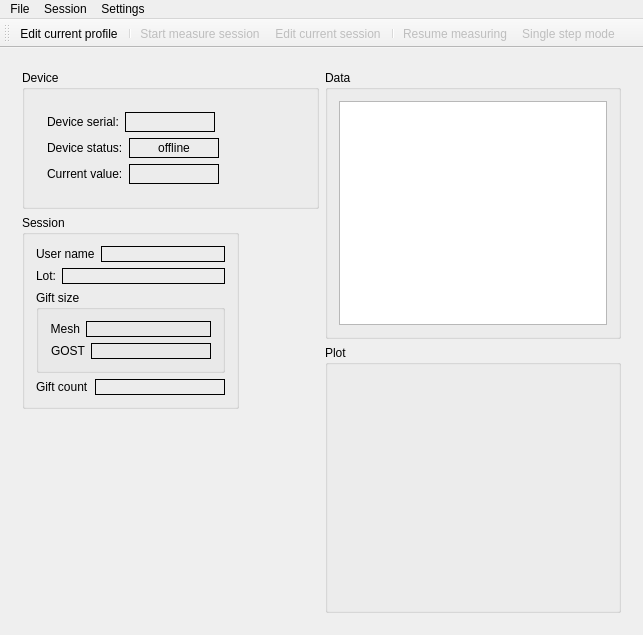
Qt form dda_ctrl/experimenter/measurewindow.ui (olegyurchenko/dda-control) before a commit.
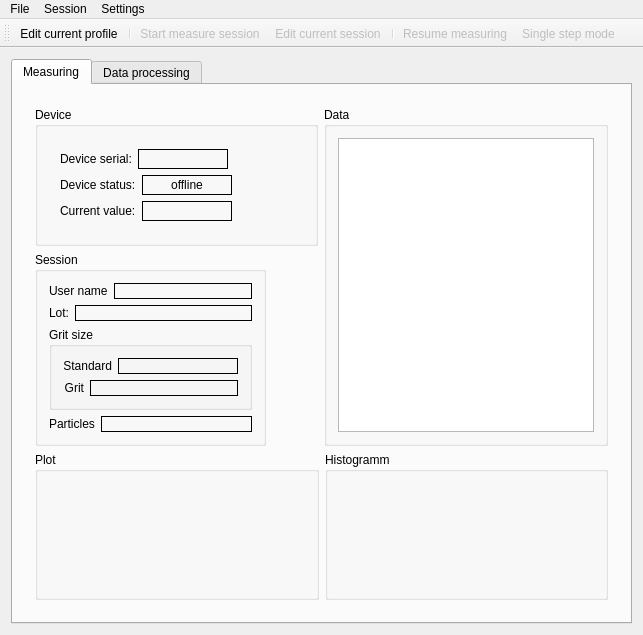
The same form after that commit. The open tabs and pages were chosen to show the change. Icons and pictures are not drawn. Custom widgets are drawn as their Qt base class.

Diff of the .ui file:
```diff
--- a/dda_ctrl/experimenter/measurewindow.ui
+++ b/dda_ctrl/experimenter/measurewindow.ui
@@ -14,7 +14,17 @@
    <string>DDA control system</string>
   </property>
   <widget class="QWidget" name="centralWidget">
-   <layout class="QVBoxLayout" name="verticalLayout_3">
+   <layout class="QVBoxLayout" name="verticalLayout">
+    <item>
+     <widget class="QTabWidget" name="tabWidget">
+      <property name="currentIndex">
+       <number>0</number>
+      </property>
+      <widget class="QWidget" name="tab">
+       <attribute name="title">
+        <string>Measuring</string>
+       </attribute>
+       <layout class="QVBoxLayout" name="verticalLayout_11">
     <item>
      <widget class="QStackedWidget" name="stackedWidget">
       <property name="currentIndex">
@@ -112,7 +122,7 @@
                <property name="frameShadow">
                 <enum>QFrame::Plain</enum>
                </property>
-               <layout class="QVBoxLayout" name="verticalLayout">
+                   <layout class="QVBoxLayout" name="verticalLayout_2">
                 <item>
                  <layout class="QHBoxLayout" name="horizontalLayout_3">
                   <item>
@@ -210,9 +220,11 @@
        </layout>
       </widget>
       <widget class="QWidget" name="measurePage">
-       <layout class="QHBoxLayout" name="horizontalLayout_9">
+           <layout class="QVBoxLayout" name="verticalLayout_12">
         <item>
-         <layout class="QVBoxLayout" name="verticalLayout_10">
+             <layout class="QHBoxLayout" name="horizontalLayout_10">
+              <item>
+               <layout class="QVBoxLayout" name="verticalLayout_3">
           <item>
            <widget class="QGroupBox" name="groupBox_2">
             <property name="title">
@@ -227,7 +239,7 @@
                <property name="frameShadow">
                 <enum>QFrame::Plain</enum>
                </property>
-               <layout class="QVBoxLayout" name="verticalLayout_2">
+                     <layout class="QVBoxLayout" name="verticalLayout_7">
                 <item>
                  <layout class="QHBoxLayout" name="horizontalLayout_6">
                   <item>
@@ -370,7 +382,7 @@
               <property name="title">
                <string>Session</string>
               </property>
-              <layout class="QVBoxLayout" name="verticalLayout_7">
+                    <layout class="QVBoxLayout" name="verticalLayout_8">
                <item>
                 <layout class="QHBoxLayout" name="horizontalLayout_14">
                  <item>
@@ -446,7 +458,7 @@
                <item>
                 <widget class="QGroupBox" name="giftGroupBox_2">
                  <property name="title">
-                  <string>Gift size</string>
+                        <string>Grit size</string>
                  </property>
                  <property name="flat">
                   <bool>false</bool>
@@ -454,13 +466,13 @@
                  <property name="checkable">
                   <bool>false</bool>
                  </property>
-                 <layout class="QVBoxLayout" name="verticalLayout_8">
+                       <layout class="QVBoxLayout" name="verticalLayout_9">
                   <item>
                    <layout class="QHBoxLayout" name="horizontalLayout_16">
                     <item>
                      <widget class="QLabel" name="label_13">
                       <property name="text">
-                       <string>Mesh</string>
+                             <string>Standard</string>
                       </property>
                       <property name="alignment">
                        <set>Qt::AlignRight|Qt::AlignTrailing|Qt::AlignVCenter</set>
@@ -499,7 +511,7 @@
                     <item>
                      <widget class="QLabel" name="label_14">
                       <property name="text">
-                       <string>GOST</string>
+                             <string>Grit</string>
                       </property>
                       <property name="alignment">
                        <set>Qt::AlignRight|Qt::AlignTrailing|Qt::AlignVCenter</set>
@@ -541,7 +553,7 @@
                  <item>
                   <widget class="QLabel" name="label_15">
                    <property name="text">
-                    <string>Gift count</string>
+                          <string>Particles</string>
                    </property>
                   </widget>
                  </item>
@@ -592,37 +604,26 @@
             </item>
            </layout>
           </item>
-          <item>
-           <spacer name="verticalSpacer_2">
-            <property name="orientation">
-             <enum>Qt::Vertical</enum>
-            </property>
-            <property name="sizeHint" stdset="0">
-             <size>
-              <width>20</width>
-              <height>40</height>
-             </size>
-            </property>
-           </spacer>
-          </item>
-         </layout>
-        </item>
-        <item>
-         <layout class="QVBoxLayout" name="verticalLayout_11">
+               </layout>
+              </item>
           <item>
            <widget class="QGroupBox" name="groupBox_3">
             <property name="title">
              <string>Data</string>
             </property>
-            <layout class="QVBoxLayout" name="verticalLayout_9">
+                <layout class="QVBoxLayout" name="verticalLayout_10">
              <item>
               <widget class="QTableView" name="measureTable"/>
              </item>
             </layout>
            </widget>
           </item>
+             </layout>
+            </item>
           <item>
-           <widget class="QGroupBox" name="currentPlotGroupBox_2">
+             <layout class="QHBoxLayout" name="horizontalLayout_9">
+              <item>
+               <widget class="QGroupBox" name="currentPlotGroupBox_3">
             <property name="sizePolicy">
              <sizepolicy hsizetype="Expanding" vsizetype="Expanding">
               <horstretch>0</horstretch>
@@ -632,6 +633,37 @@
             <property name="title">
              <string>Plot</string>
             </property>
+                <layout class="QHBoxLayout" name="horizontalLayout_19">
+                 <item>
+                  <widget class="PlotWidget" name="currentValuePlotWidget" native="true">
+                   <property name="sizePolicy">
+                    <sizepolicy hsizetype="Expanding" vsizetype="Expanding">
+                     <horstretch>0</horstretch>
+                     <verstretch>0</verstretch>
+                    </sizepolicy>
+                   </property>
+                   <property name="minimumSize">
+                    <size>
+                     <width>100</width>
+                     <height>100</height>
+                    </size>
+                   </property>
+                  </widget>
+                 </item>
+                </layout>
+               </widget>
+              </item>
+              <item>
+               <widget class="QGroupBox" name="currentPlotGroupBox_2">
+                <property name="sizePolicy">
+                 <sizepolicy hsizetype="Expanding" vsizetype="Expanding">
+                  <horstretch>0</horstretch>
+                  <verstretch>0</verstretch>
+                 </sizepolicy>
+                </property>
+                <property name="title">
+                 <string>Histogramm</string>
+                </property>
             <layout class="QHBoxLayout" name="horizontalLayout_13">
              <item>
               <widget class="PlotWidget" name="currentPlotWidget" native="true">
@@ -659,17 +691,15 @@
      </widget>
     </item>
    </layout>
-   <widget class="QWidget" name="layoutWidget">
-    <property name="geometry">
-     <rect>
-      <x>0</x>
-      <y>0</y>
-      <width>2</width>
-      <height>2</height>
-     </rect>
-    </property>
-    <layout class="QHBoxLayout" name="horizontalLayout_10"/>
-   </widget>
+      </widget>
+      <widget class="QWidget" name="tab_2">
+       <attribute name="title">
+        <string>Data processing</string>
+       </attribute>
+      </widget>
+     </widget>
+    </item>
+   </layout>
   </widget>
   <widget class="QMenuBar" name="menuBar">
    <property name="geometry">
```
Left out of the diff: 44 changed lines with no effect on the pictures. Lines whose indentation alone changed are shown as unchanged.
